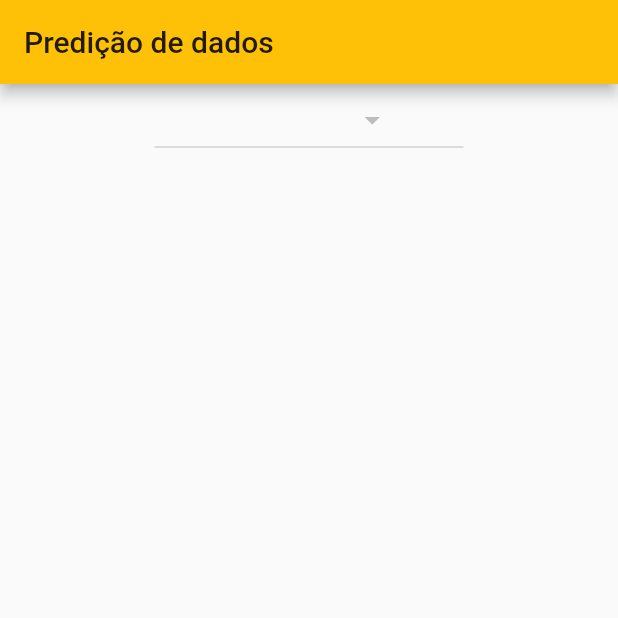
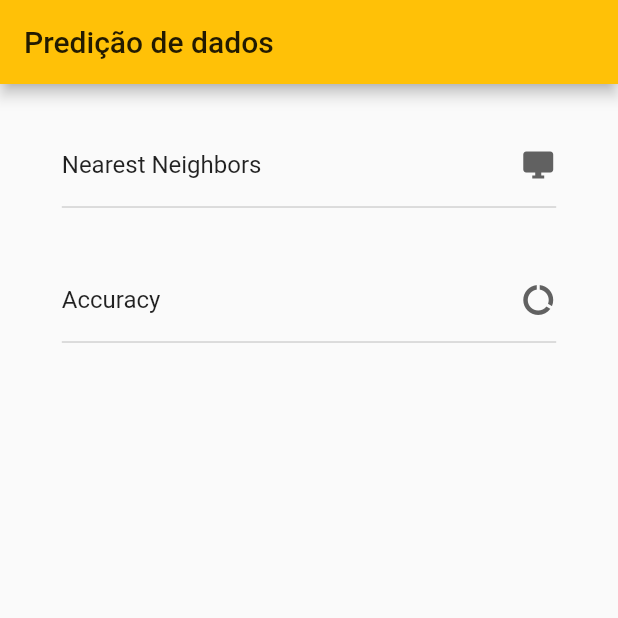
Before and after one commit to marceloarauj/BigData, a Flutter app: the screen it shows after launch, on a phone screen of 412 x 824 dp, the top half of it. Run offline on Flutter 3.47's test engine with Material 2 defaults, Android fonts, the phone set to English and light mode, and no system bars.

Commit message:
Adição de dropdown na aplicação cliente

```diff
--- a/MobilePredict/lib/dropdown_values.dart
+++ /dev/null
@@ -1,5 +0,0 @@
-class DropdownValues{
-
- static var models = ['Nearest Neighbors','Random Forest','Decision Tree','Naive Bayes'];
- static var metrics = ['Accuracy','F1','Precision','Recall'];
-}
--- a/MobilePredict/lib/main.dart
+++ b/MobilePredict/lib/main.dart
@@ -1,4 +1,3 @@
-import 'package:MobilePredict/dropdown_values.dart';
 import 'package:flutter/material.dart';
 
 void main() => runApp(MyApp());
@@ -30,6 +29,8 @@ class MyHomePage extends StatefulWidget {
 class _MyHomePageState extends State<MyHomePage> {
   bool deveExibirMetricas = false;
   bool deveExibirFoto = false;
+  int model = 0;
+  int metric = 0;
 
   @override
   Widget build(BuildContext context) {
@@ -38,20 +39,83 @@ class _MyHomePageState extends State<MyHomePage> {
           title: Text(widget.title),
         ),
         body: Center(
-            child: Column(
-          children: <Widget>[
-            Container(
-              width: MediaQuery.of(context).size.width / 2,
-              height: 50,
-              child: DropdownButton<String>(
-                  items: DropdownValues.models.map((String dropDownStringItem) {
-                return DropdownMenuItem<String>(
-                  value: dropDownStringItem,
-                  child: Text(dropDownStringItem),
-                );
-              }).toList()),
-            )
-          ],
-        )));
+            child: Column(children: <Widget>[
+          Padding(
+            padding: EdgeInsets.only(top: 30),
+            child: Container(
+                width: MediaQuery.of(context).size.width * 0.8,
+                height: 60,
+                child: DropdownButton(
+                  isExpanded: true,
+                  items: _models(),
+                  value: model,
+                  icon: Icon(Icons.desktop_windows),
+                  onChanged: (valor) {
+                    setState(() {
+                      model = valor;
+                    });
+                  },
+                )),
+          ),
+          Padding(
+            padding: EdgeInsets.only(top: 30),
+            child: Container(
+                width: MediaQuery.of(context).size.width * 0.8,
+                height: 60,
+                child: DropdownButton(
+                  isExpanded: true,
+                  items: _metrics(),
+                  value: metric,
+                  icon: Icon(Icons.data_usage),
+                  onChanged: (valor) {
+                    setState(() {
+                      model = valor;
+                    });
+                  },
+                )),
+          )
+        ])));
+  }
+
+  List<DropdownMenuItem> _models() {
+    return [
+      DropdownMenuItem(
+        child: Text('Nearest Neighbors'),
+        value: 0,
+      ),
+      DropdownMenuItem(
+        child: Text('Random Forest'),
+        value: 1,
+      ),
+      DropdownMenuItem(
+        child: Text('Decision Tree'),
+        value: 2,
+      ),
+      DropdownMenuItem(
+        child: Text('Naive Bayes'),
+        value: 3,
+      )
+    ];
+  }
+
+  List<DropdownMenuItem> _metrics() {
+    return [
+      DropdownMenuItem(
+        child: Text('Accuracy'),
+        value: 0,
+      ),
+      DropdownMenuItem(
+        child: Text('f1'),
+        value: 1,
+      ),
+      DropdownMenuItem(
+        child: Text('Precision'),
+        value: 2,
+      ),
+      DropdownMenuItem(
+        child: Text('Recall'),
+        value: 3,
+      )
+    ];
   }
 }
```
